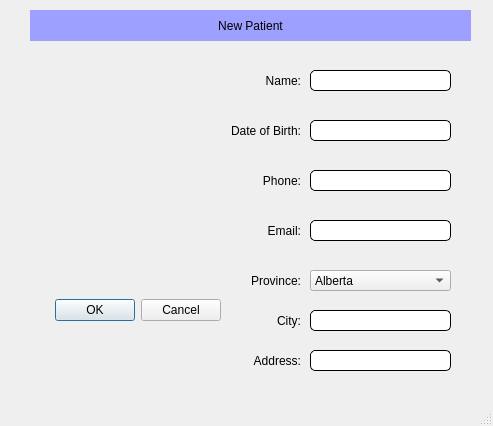
This is addPatient.ui in jordanhenry92/Medical-Application as Qt 5 draws it before an edit. The edited form follows.
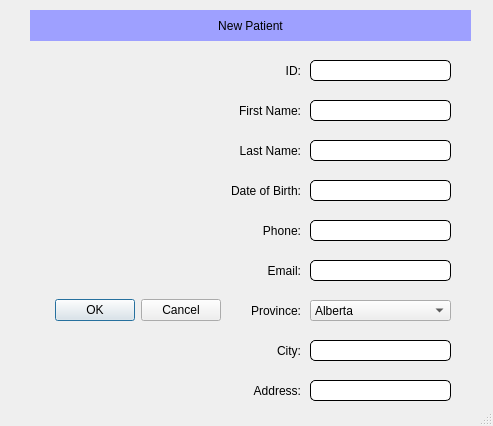
This is the edited form. Icons and pictures are not drawn.

Commit message: Created add and remove functionality for both patients and drugs

```diff
--- a/addPatient.ui
+++ b/addPatient.ui
@@ -18,7 +18,7 @@
     <property name="geometry">
      <rect>
       <x>310</x>
-      <y>70</y>
+      <y>140</y>
       <width>141</width>
       <height>21</height>
      </rect>
@@ -56,7 +56,7 @@
     <property name="geometry">
      <rect>
       <x>310</x>
-      <y>120</y>
+      <y>180</y>
       <width>141</width>
       <height>21</height>
      </rect>
@@ -71,23 +71,7 @@
      <string/>
     </property>
    </widget>
-   <widget class="QLineEdit" name="lineEdit_3">
-    <property name="geometry">
-     <rect>
-      <x>310</x>
-      <y>170</y>
-      <width>141</width>
-      <height>21</height>
-     </rect>
-    </property>
-    <property name="styleSheet">
-     <string notr="true">QLineEdit {
-	border: 1px solid black;
-	border-radius: 5px;
-}</string>
-    </property>
-   </widget>
-   <widget class="QLineEdit" name="lineEdit_4">
+   <widget class="QLineEdit" name="pPhoneLine">
     <property name="geometry">
      <rect>
       <x>310</x>
@@ -103,17 +87,33 @@
 }</string>
     </property>
    </widget>
+   <widget class="QLineEdit" name="pEmailLine">
+    <property name="geometry">
+     <rect>
+      <x>310</x>
+      <y>260</y>
+      <width>141</width>
+      <height>21</height>
+     </rect>
+    </property>
+    <property name="styleSheet">
+     <string notr="true">QLineEdit {
+	border: 1px solid black;
+	border-radius: 5px;
+}</string>
+    </property>
+   </widget>
    <widget class="QLabel" name="label_2">
     <property name="geometry">
      <rect>
       <x>230</x>
-      <y>70</y>
+      <y>140</y>
       <width>71</width>
       <height>21</height>
      </rect>
     </property>
     <property name="text">
-     <string>Name:</string>
+     <string>Last Name:</string>
     </property>
     <property name="alignment">
      <set>Qt::AlignRight|Qt::AlignTrailing|Qt::AlignVCenter</set>
@@ -123,7 +123,7 @@
     <property name="geometry">
      <rect>
       <x>230</x>
-      <y>120</y>
+      <y>180</y>
       <width>71</width>
       <height>21</height>
      </rect>
@@ -139,7 +139,7 @@
     <property name="geometry">
      <rect>
       <x>230</x>
-      <y>170</y>
+      <y>220</y>
       <width>71</width>
       <height>21</height>
      </rect>
@@ -155,7 +155,7 @@
     <property name="geometry">
      <rect>
       <x>230</x>
-      <y>220</y>
+      <y>260</y>
       <width>71</width>
       <height>21</height>
      </rect>
@@ -190,7 +190,7 @@
     <property name="geometry">
      <rect>
       <x>310</x>
-      <y>270</y>
+      <y>300</y>
       <width>141</width>
       <height>21</height>
      </rect>
@@ -250,7 +250,7 @@
     <property name="geometry">
      <rect>
       <x>230</x>
-      <y>270</y>
+      <y>300</y>
       <width>71</width>
       <height>21</height>
      </rect>
@@ -266,7 +266,7 @@
     <property name="geometry">
      <rect>
       <x>310</x>
-      <y>310</y>
+      <y>340</y>
       <width>141</width>
       <height>21</height>
      </rect>
@@ -282,7 +282,7 @@
     <property name="geometry">
      <rect>
       <x>310</x>
-      <y>350</y>
+      <y>380</y>
       <width>141</width>
       <height>21</height>
      </rect>
@@ -298,7 +298,7 @@
     <property name="geometry">
      <rect>
       <x>230</x>
-      <y>310</y>
+      <y>340</y>
       <width>71</width>
       <height>21</height>
      </rect>
@@ -314,7 +314,7 @@
     <property name="geometry">
      <rect>
       <x>230</x>
-      <y>350</y>
+      <y>380</y>
       <width>71</width>
       <height>21</height>
      </rect>
@@ -339,6 +339,70 @@
      <set>QDialogButtonBox::Cancel|QDialogButtonBox::Ok</set>
     </property>
    </widget>
+   <widget class="QLineEdit" name="pFirstLine">
+    <property name="geometry">
+     <rect>
+      <x>310</x>
+      <y>100</y>
+      <width>141</width>
+      <height>21</height>
+     </rect>
+    </property>
+    <property name="styleSheet">
+     <string notr="true">QLineEdit {
+	border: 1px solid black;
+	border-radius: 5px;
+}</string>
+    </property>
+   </widget>
+   <widget class="QLabel" name="label_10">
+    <property name="geometry">
+     <rect>
+      <x>230</x>
+      <y>100</y>
+      <width>71</width>
+      <height>21</height>
+     </rect>
+    </property>
+    <property name="text">
+     <string>First Name:</string>
+    </property>
+    <property name="alignment">
+     <set>Qt::AlignRight|Qt::AlignTrailing|Qt::AlignVCenter</set>
+    </property>
+   </widget>
+   <widget class="QLineEdit" name="pIDLine">
+    <property name="geometry">
+     <rect>
+      <x>310</x>
+      <y>60</y>
+      <width>141</width>
+      <height>21</height>
+     </rect>
+    </property>
+    <property name="styleSheet">
+     <string notr="true">QLineEdit {
+	border: 1px solid black;
+	border-radius: 5px;
+}</string>
+    </property>
+   </widget>
+   <widget class="QLabel" name="label_11">
+    <property name="geometry">
+     <rect>
+      <x>230</x>
+      <y>60</y>
+      <width>71</width>
+      <height>21</height>
+     </rect>
+    </property>
+    <property name="text">
+     <string>ID:</string>
+    </property>
+    <property name="alignment">
+     <set>Qt::AlignRight|Qt::AlignTrailing|Qt::AlignVCenter</set>
+    </property>
+   </widget>
   </widget>
   <widget class="QStatusBar" name="statusbar"/>
  </widget>
```
Left out of the diff: 10 changed lines with no effect on the pictures. The commit also changes 14 other files.
